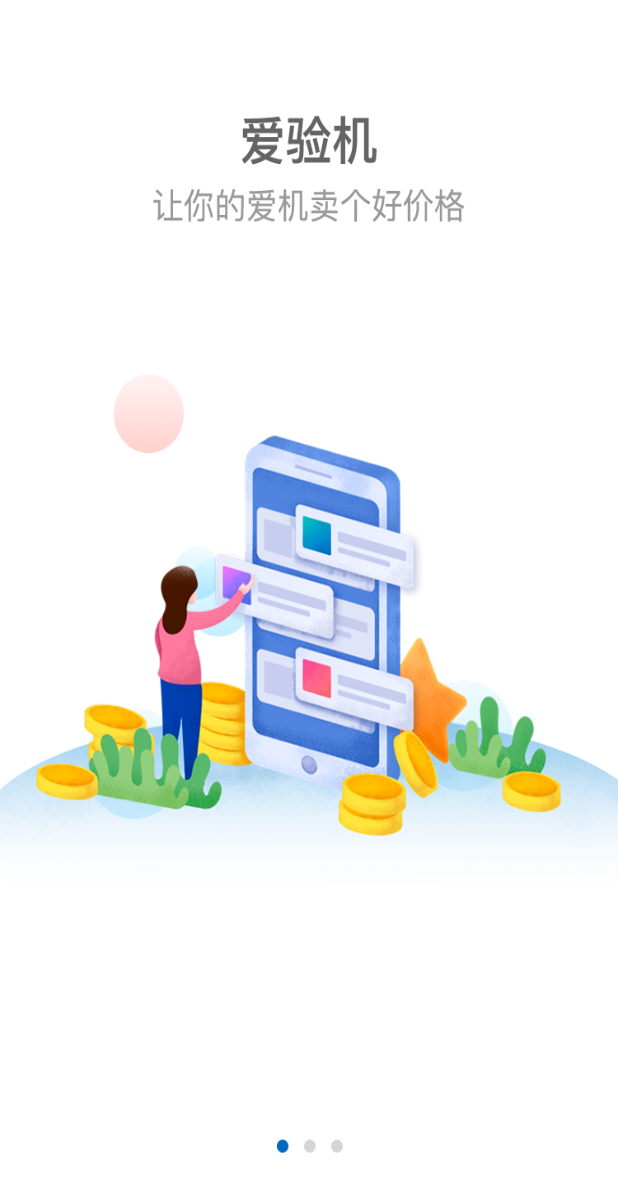
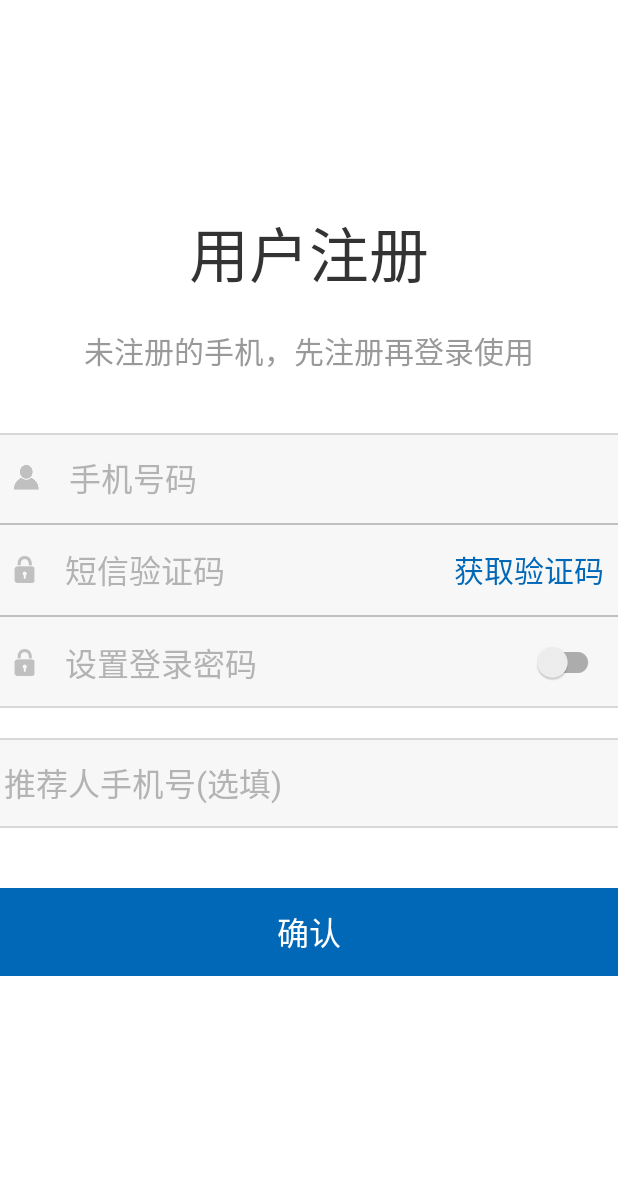
Before and after one commit to Fateee/PhoneReclaim, an Android app: the screen it shows after launch (SplashActivity), on a phone screen of 412 x 824 dp. Shown: the top 1192 px of the screen. Run offline under Robolectric (Android 15) with nearby library versions, the phone set to English and light mode, and no system bars; our stand-ins replace ButterKnife, RxJava; libraries missing offline, so code that uses them is left out: me.jessyan.autosize.

Commit message:
signup页面

```diff
--- a/app/src/main/java/com/yc/phonerecycle/activity/SplashActivity.kt
+++ b/app/src/main/java/com/yc/phonerecycle/activity/SplashActivity.kt
@@ -19,7 +19,7 @@ class SplashActivity : BaseActivity<CommonPresenter>(){
     override fun initBundle() {
     }
 
-    override fun getContentView(): Int = R.layout.activity_splash
+    override fun getContentView(): Int = R.layout.activity_sign_up
 
     override fun initView() {
     }
@@ -29,15 +29,15 @@ class SplashActivity : BaseActivity<CommonPresenter>(){
     }
 
     override fun initDatas() {
-        if (UserInfoUtils.isGuideShown()) {
-            splash_img.postDelayed({
-                ActivityToActivity.toActivity(
-                    this@SplashActivity, MainActivity::class.java)
-                finish()
-            },loadingTime)
-        } else {
-            initViewPager()
-        }
+//        if (UserInfoUtils.isGuideShown()) {
+//            splash_img.postDelayed({
+//                ActivityToActivity.toActivity(
+//                    this@SplashActivity, MainActivity::class.java)
+//                finish()
+//            },loadingTime)
+//        } else {
+//            initViewPager()
+//        }
     }
 
 
--- a/app/src/main/res/layout/activity_login.xml
+++ b/app/src/main/res/layout/activity_login.xml
@@ -1,7 +1,7 @@
 <?xml version="1.0" encoding="utf-8"?>
 <LinearLayout xmlns:android="http://schemas.android.com/apk/res/android"
-              android:layout_width="match_parent"
-              android:layout_height="match_parent" xmlns:app="http://schemas.android.com/apk/res-auto"
+              xmlns:app="http://schemas.android.com/apk/res-auto"
+              android:layout_width="match_parent" android:layout_height="match_parent"
               android:orientation="vertical"
               android:gravity="center_horizontal"
               android:background="@android:color/white">
--- /dev/null
+++ b/app/src/main/res/layout/activity_sign_up.xml
@@ -0,0 +1,125 @@
+<?xml version="1.0" encoding="utf-8"?>
+<LinearLayout xmlns:android="http://schemas.android.com/apk/res/android"
+              xmlns:app="http://schemas.android.com/apk/res-auto"
+              android:layout_width="match_parent" android:layout_height="match_parent"
+              android:orientation="vertical"
+              android:gravity="center_horizontal"
+              android:background="@android:color/white">
+
+    <TextView android:layout_width="wrap_content" android:layout_height="wrap_content"
+              android:text="用户注册"
+              android:layout_gravity="center_horizontal"
+              android:layout_marginTop="208px"
+              android:textSize="60px"
+              android:textColor="@color/c333333"/>
+
+    <TextView android:layout_width="wrap_content" android:layout_height="wrap_content"
+              android:text="未注册的手机，先注册再登录使用"
+              android:layout_gravity="center_horizontal"
+              android:layout_marginTop="30px"
+              android:textSize="30px"
+              android:textColor="@color/c999999"/>
+
+    <LinearLayout android:layout_width="670px" android:layout_height="275px"
+                  android:layout_marginTop="60px"
+                  android:layout_gravity="center_horizontal"
+                  android:background="@drawable/login_edit_bg"
+                  android:orientation="vertical">
+        <EditText
+                android:id="@+id/signup_phone_et"
+                android:layout_width="match_parent" android:layout_height="0dp"
+                android:layout_weight="1"
+                android:layout_marginLeft="40px"
+                android:layout_marginRight="40px"
+                android:background="@null"
+                android:drawableLeft="@drawable/ic_login_phone"
+                android:hint="手机号码"
+                android:inputType="phone"
+                android:textColorHint="@color/cb3b3b3"
+                android:textSize="32px"
+                android:drawablePadding="30px"/>
+        <View android:layout_width="match_parent" android:layout_height="2px"
+              android:background="@color/cc1c1c1"/>
+        <FrameLayout
+                android:layout_width="match_parent" android:layout_height="0dp"
+                android:layout_weight="1">
+            <EditText
+                    android:id="@+id/signup_verfy_code_et"
+                    android:layout_width="match_parent" android:layout_height="match_parent"
+                    android:layout_marginLeft="40px"
+                    android:layout_marginRight="40px"
+                    android:background="@null"
+                    android:drawableLeft="@drawable/ic_login_pwd"
+                    android:hint="短信验证码"
+                    android:inputType="phone"
+                    android:textColorHint="@color/cb3b3b3"
+                    android:textSize="32px"
+                    android:drawablePadding="30px"/>
+            <TextView
+                    android:id="@+id/signup_verfy_code"
+                    android:layout_width="wrap_content"
+                    android:layout_height="match_parent"
+                    android:text="获取验证码"
+                    android:layout_gravity="right|center_vertical"
+                    android:gravity="center_vertical"
+                    android:layout_marginRight="40px"
+                    android:textSize="30px"
+                    android:textColor="@color/c0168b7"/>
+        </FrameLayout>
+
+        <View android:layout_width="match_parent" android:layout_height="2px"
+              android:background="@color/cc1c1c1"/>
+
+        <FrameLayout
+                android:layout_width="match_parent" android:layout_height="0dp"
+                android:layout_weight="1">
+            <EditText
+                    android:id="@+id/signup_pwd_et"
+                    android:layout_width="match_parent" android:layout_height="match_parent"
+                    android:layout_marginLeft="40px"
+                    android:layout_marginRight="40px"
+                    android:background="@null"
+                    android:drawableLeft="@drawable/ic_login_pwd"
+                    android:hint="设置登录密码"
+                    android:inputType="textPassword"
+                    android:textColorHint="@color/cb3b3b3"
+                    android:textSize="32px"
+                    android:drawablePadding="30px"/>
+            <android.support.v7.widget.SwitchCompat
+                    android:id="@+id/signup_pwd_switch"
+                    android:layout_width="wrap_content"
+                    android:layout_height="match_parent"
+                    android:layout_gravity="right|center_vertical"
+                    android:layout_marginRight="40px"
+                    android:textSize="30px"
+                    android:textColor="@color/c0168b7"/>
+        </FrameLayout>
+    </LinearLayout>
+
+    <EditText
+            android:id="@+id/signup_recommend_phone_et"
+            android:layout_width="670px"
+            android:layout_height="90px"
+            android:background="@drawable/login_edit_bg"
+            android:layout_marginLeft="40px"
+            android:layout_marginRight="40px"
+            android:layout_marginTop="30px"
+            android:layout_marginBottom="60px"
+            android:paddingLeft="30px"
+            android:hint="推荐人手机号(选填)"
+            android:inputType="phone"
+            android:textColorHint="@color/cb3b3b3"
+            android:textSize="32px"/>
+
+    <com.yc.phonerecycle.widget.SimpleCornerTextView
+            android:id="@+id/tv_signup_action"
+            android:layout_width="670px" android:layout_height="88px"
+            app:bgColor="@color/c0168b7"
+            app:radius="5px"
+            android:text="确认"
+            android:textSize="32px"
+            android:textColor="@color/white"
+            android:gravity="center"/>
+
+
+</LinearLayout>
```
Lines whose indentation alone changed are shown as unchanged.
